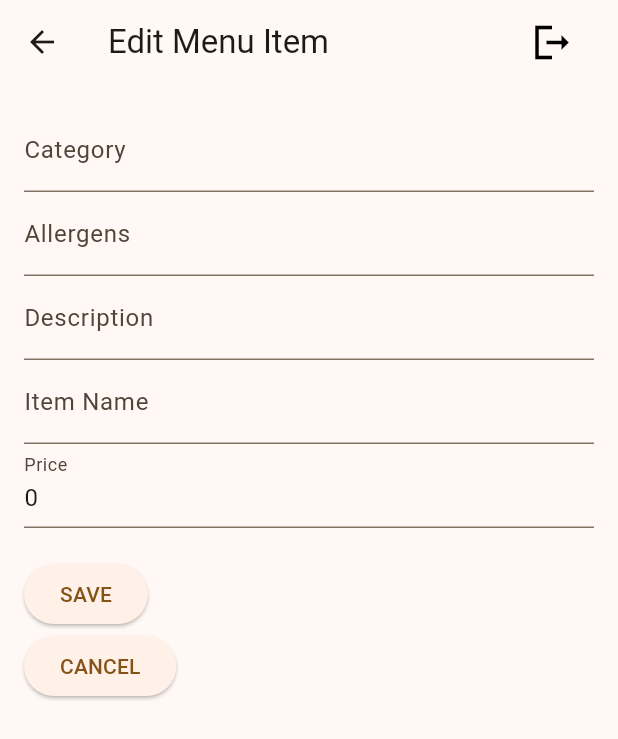
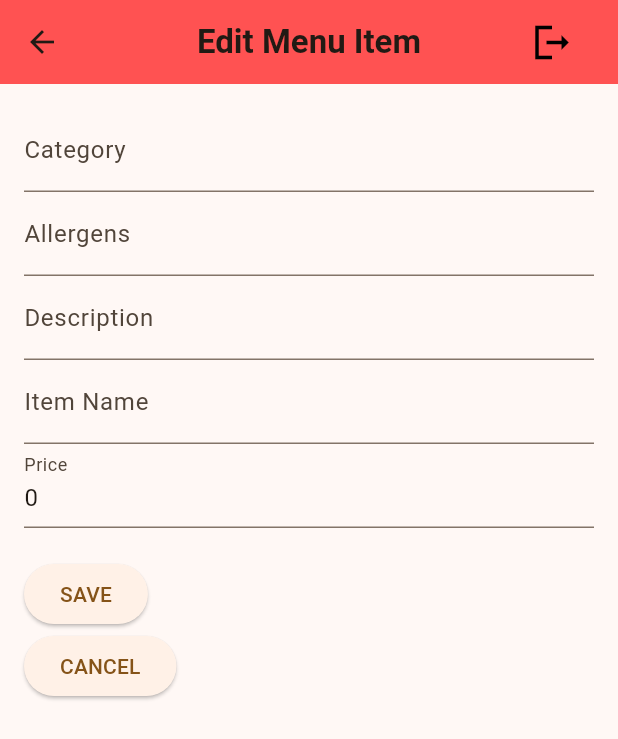
Before and after one commit to nimajneben/CS-Diner-dept, a Flutter app: the EditMenuItemPage screen opened directly with empty values, on a phone screen of 412 x 824 dp. Shown: the top 739 px of the screen. Run offline on Flutter 3.47's test engine with Material 3 defaults, Android fonts, the phone set to English and light mode, and no system bars; our stand-ins replace cached_network_image, cloud_firestore, curved_navigation_bar, firebase_auth, firebase_core, firebase_storage and 2 more; missing offline and left inert: dart:ffi, manju_restaurant; accounts and stored records are empty.

Commit message:
added buttons to the appbar

```diff
--- a/lib/chef/chef_ingredients.dart
+++ b/lib/chef/chef_ingredients.dart
@@ -92,6 +92,10 @@
 
         return Scaffold(
           appBar: AppBar(
+            leading: IconButton(
+              icon: Icon(Icons.arrow_back),
+              onPressed: () => Navigator.of(context).pop(),
+            ),
             backgroundColor: Colors.redAccent,
             title: Text("Ingredients Inventory", style: TextStyle(fontWeight: FontWeight.bold)),
             centerTitle: true,
--- a/lib/chef/edit_item.dart
+++ b/lib/chef/edit_item.dart
@@ -79,7 +79,13 @@
   Widget build(BuildContext context) {
     return Scaffold(
       appBar: AppBar(
-        title: Text('Edit Menu Item'),
+        leading: IconButton(
+          icon: Icon(Icons.arrow_back),
+          onPressed: () => Navigator.of(context).pop(),
+        ),
+        backgroundColor: Colors.redAccent,
+        title: const Text("Edit Menu Item", style: TextStyle(fontWeight: FontWeight.bold)),
+        centerTitle: true,
         actions: [
           IconButton(
             icon: Icon(Icons.logout_sharp, color: Colors.black, size: 30),
```
Also changed, not shown: lib/chef/add_menu.dart (+18 -1 lines), lib/chef/chef_profile.dart (+10 -2 lines), lib/chef/edit_menu.dart (+5 -2 lines).
